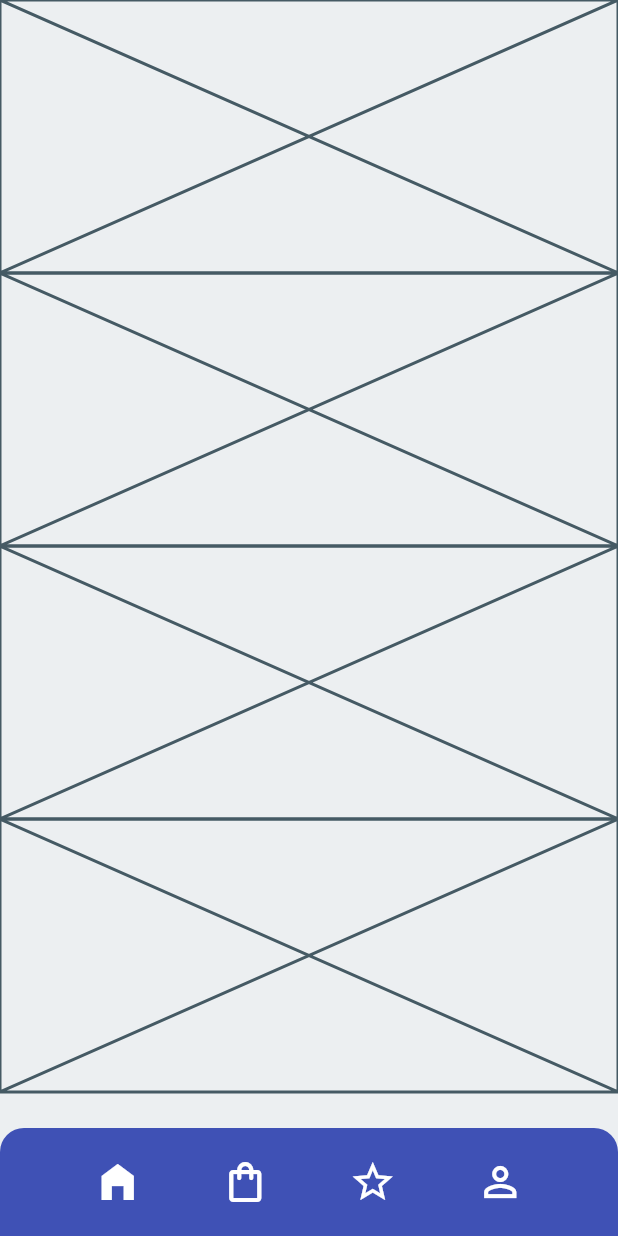
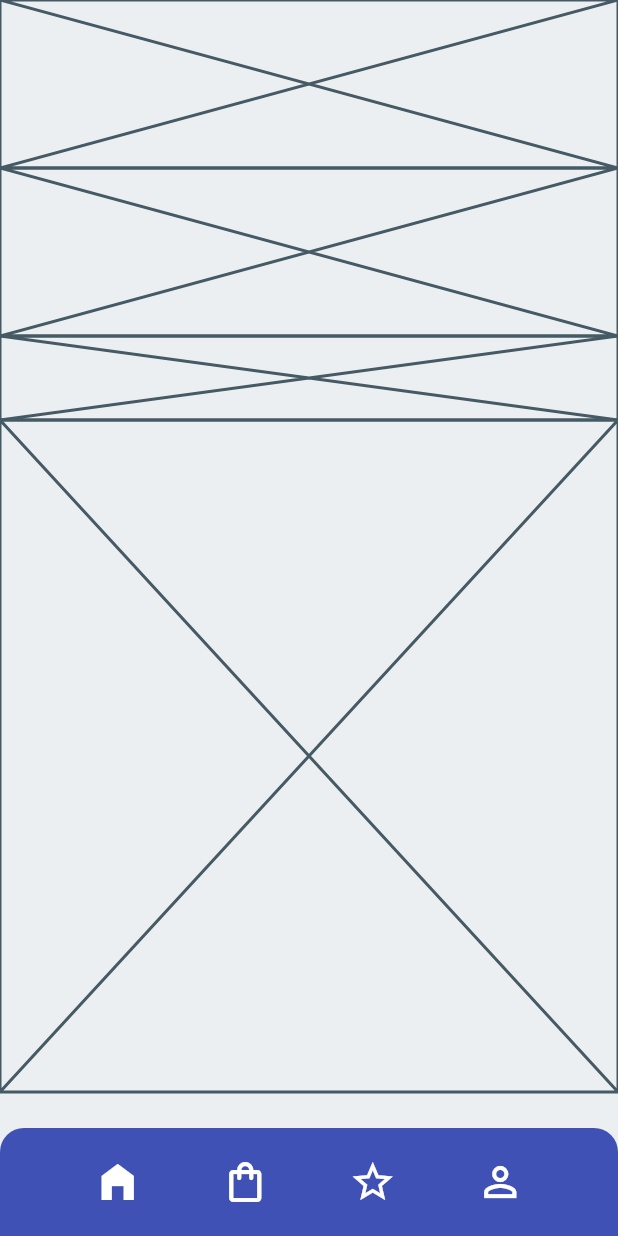
Before and after one commit to JAICHANGPARK/flutter_notebook_11th_story, a Flutter app: the screen it shows after launch, on a phone screen of 412 x 824 dp. Run offline on Flutter 3.47's test engine with Material 2 defaults, Android fonts, the phone set to English and light mode, and no system bars; our stand-ins replace backdrop, badges, flutter_inner_drawer, flutter_slidable, flutter_swiper, google_fonts.

Commit message:
Update furniture_home_page.dart

```diff
--- a/lib/ep735_furniture_app/ui/furniture_home_page.dart
+++ b/lib/ep735_furniture_app/ui/furniture_home_page.dart
@@ -21,10 +21,18 @@ class _FurnitureHomePageState extends State<FurnitureHomePage> {
             bottom: 96,
             child: Column(
               children: [
-                Expanded(child: Placeholder()),
-                Expanded(child: Placeholder()),
-                Expanded(child: Placeholder()),
-                Expanded(child: Placeholder()),
+                Expanded(
+                    flex:2,
+                    child: Placeholder()),
+                Expanded(
+                    flex:2,
+                    child: Placeholder()),
+                Expanded(
+                    flex:1,
+                    child: Placeholder()),
+                Expanded(
+                    flex:8,
+                    child: Placeholder()),
               ],
             ),
           ),
```
